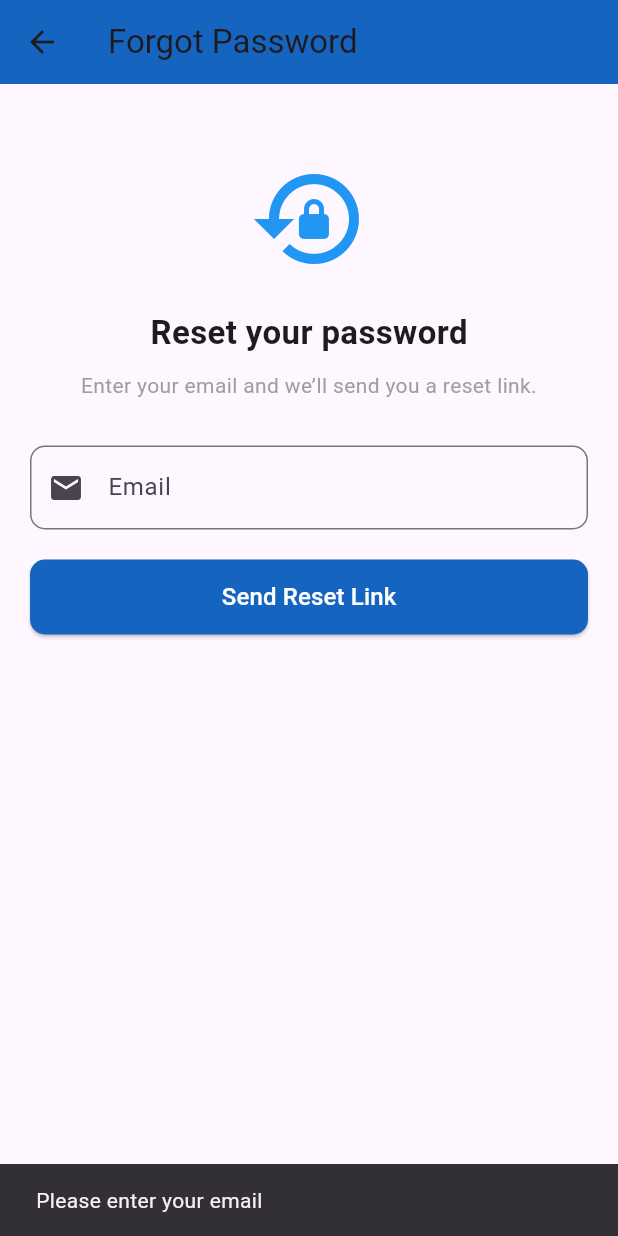
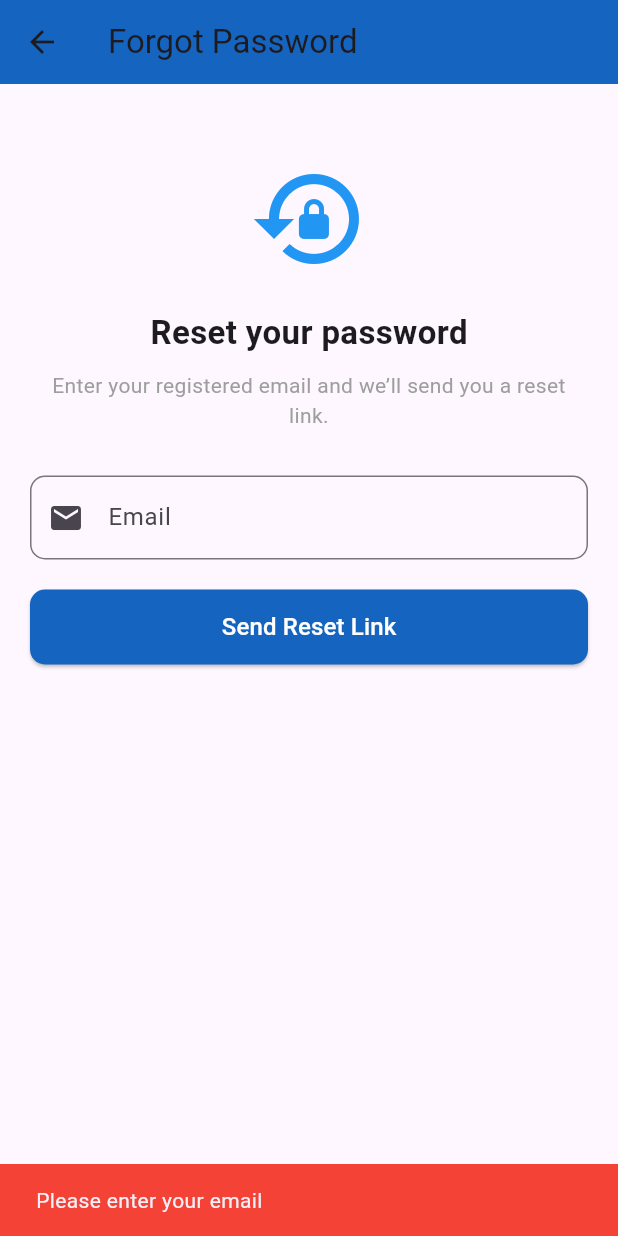
Before and after one commit to GaganSimran/LostNOMore, a Flutter app: the ForgetPasswordScreen screen opened directly, after a tap on "Send Reset Link", on a phone screen of 412 x 824 dp. Run offline on Flutter 3.47's test engine with Material 3 defaults, Android fonts, the phone set to English and light mode, and no system bars; our stand-ins replace firebase_auth, firebase_core; accounts and stored records are empty.

Commit message:
Firebase Reset Password Setup

```diff
--- a/nolostmorefrontend/lib/LoginScreens/forget_password_screen.dart
+++ b/nolostmorefrontend/lib/LoginScreens/forget_password_screen.dart
@@ -1,4 +1,5 @@
 import 'package:flutter/material.dart';
+import 'package:firebase_auth/firebase_auth.dart';
 
 class ForgetPasswordScreen extends StatefulWidget {
   @override
@@ -8,24 +9,76 @@ class ForgetPasswordScreen extends StatefulWidget {
 class _ForgetPasswordScreenState extends State<ForgetPasswordScreen> {
   final TextEditingController emailController = TextEditingController();
 
-  void handleResetPassword() {
+  void handleResetPassword() async {
     String email = emailController.text.trim();
 
     if (email.isEmpty) {
       ScaffoldMessenger.of(context).showSnackBar(
-        SnackBar(content: Text("Please enter your email")),
+        SnackBar(
+          content: Text("Please enter your email"),
+          backgroundColor: Colors.red,
+        ),
       );
       return;
     }
 
-    // Simple test action
-    ScaffoldMessenger.of(context).showSnackBar(
-      SnackBar(
-        content: Text("Reset link sent to $email (test mode)"),
-      ),
-    );
+    try {
+      // ✅ SEND RESET EMAIL FROM FIREBASE
+      await FirebaseAuth.instance.sendPasswordResetEmail(email: email);
 
-    print("Reset password requested for: $email");
+      ScaffoldMessenger.of(context).showSnackBar(
+        SnackBar(
+          content: Text("Reset link sent to $email"),
+          backgroundColor: Colors.green,
+        ),
+      );
+
+      print("✅ Reset email sent to: $email");
+
+      // ✅ GO BACK TO LOGIN SCREEN AFTER 2 SEC
+      Future.delayed(Duration(seconds: 2), () {
+        Navigator.pop(context);
+      });
+
+    } on FirebaseAuthException catch (e) {
+      if (e.code == 'user-not-found') {
+        ScaffoldMessenger.of(context).showSnackBar(
+          SnackBar(
+            content: Text("No user found with this email"),
+            backgroundColor: Colors.red,
+          ),
+        );
+      } else if (e.code == 'invalid-email') {
+        ScaffoldMessenger.of(context).showSnackBar(
+          SnackBar(
+            content: Text("Invalid email format"),
+            backgroundColor: Colors.red,
+          ),
+        );
+      } else {
+        ScaffoldMessenger.of(context).showSnackBar(
+          SnackBar(
+            content: Text("Error: ${e.message}"),
+            backgroundColor: Colors.red,
+          ),
+        );
+      }
+    } catch (e) {
+      ScaffoldMessenger.of(context).showSnackBar(
+        SnackBar(
+          content: Text("Something went wrong"),
+          backgroundColor: Colors.red,
+        ),
+      );
+
+      print("❌ ERROR: $e");
+    }
+  }
+
+  @override
+  void dispose() {
+    emailController.dispose();
+    super.dispose();
   }
 
   @override
@@ -60,7 +113,7 @@ class _ForgetPasswordScreenState extends State<ForgetPasswordScreen> {
             SizedBox(height: 10),
 
             Text(
-              "Enter your email and we’ll send you a reset link.",
+              "Enter your registered email and we’ll send you a reset link.",
               textAlign: TextAlign.center,
               style: TextStyle(color: Colors.grey),
             ),
```
